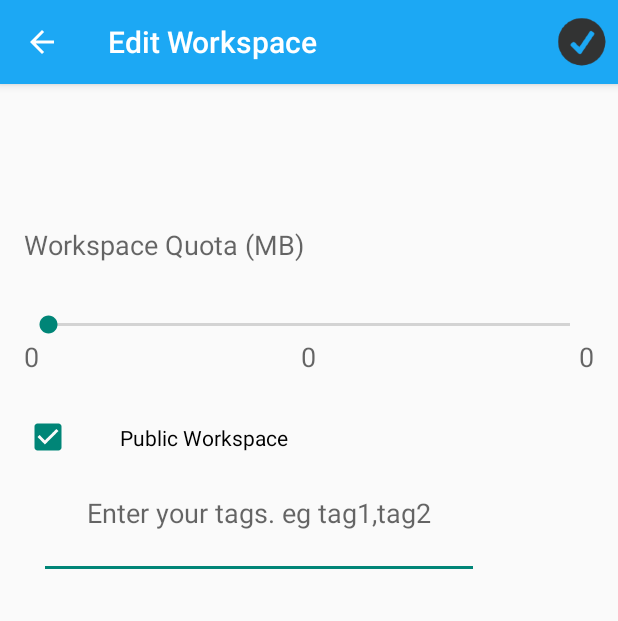
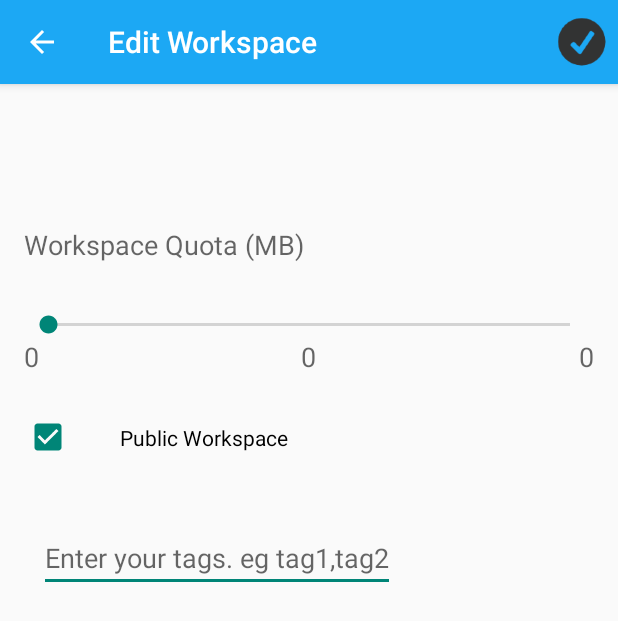
Before and after one commit to shelan/AirDesk, an Android app: the EditWorkspaceActivity screen opened directly, with no data from a screen before it, after a tap on "Public Workspace", on a phone screen of 412 x 824 dp. Shown: the top 621 px of the screen. Run offline under Robolectric (Android 15) with nearby library versions, the phone set to English and light mode, and no system bars; 4 statements that could not run were skipped.

Commit message:
enhancing ui for edit activity

```diff
--- a/app/src/main/res/layout/activity_edit_workspace.xml
+++ b/app/src/main/res/layout/activity_edit_workspace.xml
@@ -92,13 +92,12 @@
         android:layout_height="wrap_content"
         android:id="@+id/tag_text_edit"
         android:singleLine="true"
-        android:padding="32dp"
         android:hint="Enter your tags. eg tag1,tag2"
         android:visibility="invisible"
-        android:layout_below="@+id/min_quota_txt_edit"
+        android:layout_below="@+id/is_public_checkbox_edit"
         android:layout_toRightOf="@+id/min_quota_txt_edit"
         android:layout_toEndOf="@+id/min_quota_txt_edit"
-        android:layout_marginTop="47dp" />
+        android:layout_marginTop="16dp" />
 
 </RelativeLayout>
  </ScrollView>
```
